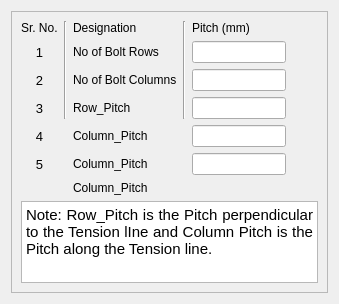
Before: the Qt Designer form Tension/ui_boltdetails.ui in swa2028/Osdag3, drawn with Qt 5.
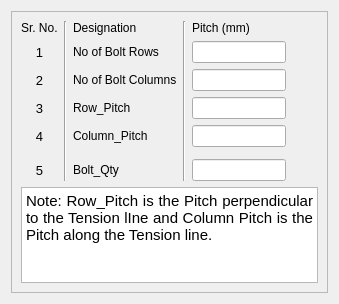
After: the same form once the commit is applied.

```diff
--- a/Tension/ui_boltdetails.ui
+++ b/Tension/ui_boltdetails.ui
@@ -40,7 +40,7 @@
        </rect>
       </property>
       <layout class="QGridLayout" name="gridLayout_2">
-       <item row="8" column="0" colspan="6">
+       <item row="7" column="0" colspan="6">
         <widget class="QTextEdit" name="textEdit">
          <property name="html">
           <string>&lt;!DOCTYPE HTML PUBLIC &quot;-//W3C//DTD HTML 4.0//EN&quot; &quot;http://www.w3.org/TR/REC-html40/strict.dtd&quot;&gt;
@@ -64,13 +64,6 @@
          </property>
         </widget>
        </item>
-       <item row="0" column="1" rowspan="4">
-        <widget class="Line" name="line">
-         <property name="orientation">
-          <enum>Qt::Vertical</enum>
-         </property>
-        </widget>
-       </item>
        <item row="0" column="0">
         <widget class="QLabel" name="label">
          <property name="font">
@@ -84,13 +77,6 @@
          </property>
         </widget>
        </item>
-       <item row="0" column="3" rowspan="4">
-        <widget class="Line" name="line_6">
-         <property name="orientation">
-          <enum>Qt::Vertical</enum>
-         </property>
-        </widget>
-       </item>
        <item row="0" column="4">
         <widget class="QLabel" name="label_5">
          <property name="font">
@@ -134,7 +120,7 @@
         </widget>
        </item>
        <item row="1" column="4">
-        <widget class="QLineEdit" name="txt_row_pitch">
+        <widget class="QLineEdit" name="txt_no_of_rows_bolts">
          <property name="font">
           <font>
            <family>Arial</family>
@@ -189,7 +175,7 @@
         </widget>
        </item>
        <item row="2" column="4">
-        <widget class="QLineEdit" name="txt_column_pitch">
+        <widget class="QLineEdit" name="txt_no_of_columns_bolts">
          <property name="font">
           <font>
            <family>Arial</family>
@@ -214,19 +200,6 @@
          </property>
         </spacer>
        </item>
-       <item row="7" column="2">
-        <widget class="QLabel" name="lbl_3">
-         <property name="font">
-          <font>
-           <family>Arial</family>
-           <pointsize>9</pointsize>
-          </font>
-         </property>
-         <property name="text">
-          <string>Column_Pitch</string>
-         </property>
-        </widget>
-       </item>
        <item row="3" column="0">
         <widget class="QLabel" name="lbl_mem2_2">
          <property name="font">
@@ -244,7 +217,7 @@
         </widget>
        </item>
        <item row="3" column="4">
-        <widget class="QLineEdit" name="txt_column_pitch_2">
+        <widget class="QLineEdit" name="txt_row_pitch">
          <property name="font">
           <font>
            <family>Arial</family>
@@ -317,12 +290,12 @@
           </font>
          </property>
          <property name="text">
-          <string>Column_Pitch</string>
+          <string>Bolt_Qty</string>
          </property>
         </widget>
        </item>
        <item row="4" column="4">
-        <widget class="QLineEdit" name="txt_column_pitch_3">
+        <widget class="QLineEdit" name="txt_column_pitch">
          <property name="font">
           <font>
            <family>Arial</family>
@@ -392,6 +365,29 @@
          </property>
         </widget>
        </item>
+       <item row="0" column="1" rowspan="7">
+        <widget class="Line" name="line">
+         <property name="enabled">
+          <bool>true</bool>
+         </property>
+         <property name="sizePolicy">
+          <sizepolicy hsizetype="Fixed" vsizetype="Preferred">
+           <horstretch>0</horstretch>
+           <verstretch>0</verstretch>
+          </sizepolicy>
+         </property>
+         <property name="orientation">
+          <enum>Qt::Vertical</enum>
+         </property>
+        </widget>
+       </item>
+       <item row="0" column="3" rowspan="7">
+        <widget class="Line" name="line_6">
+         <property name="orientation">
+          <enum>Qt::Vertical</enum>
+         </property>
+        </widget>
+       </item>
       </layout>
      </widget>
     </widget>
```
Left out of the diff: 4 changed lines with no effect on the pictures.
